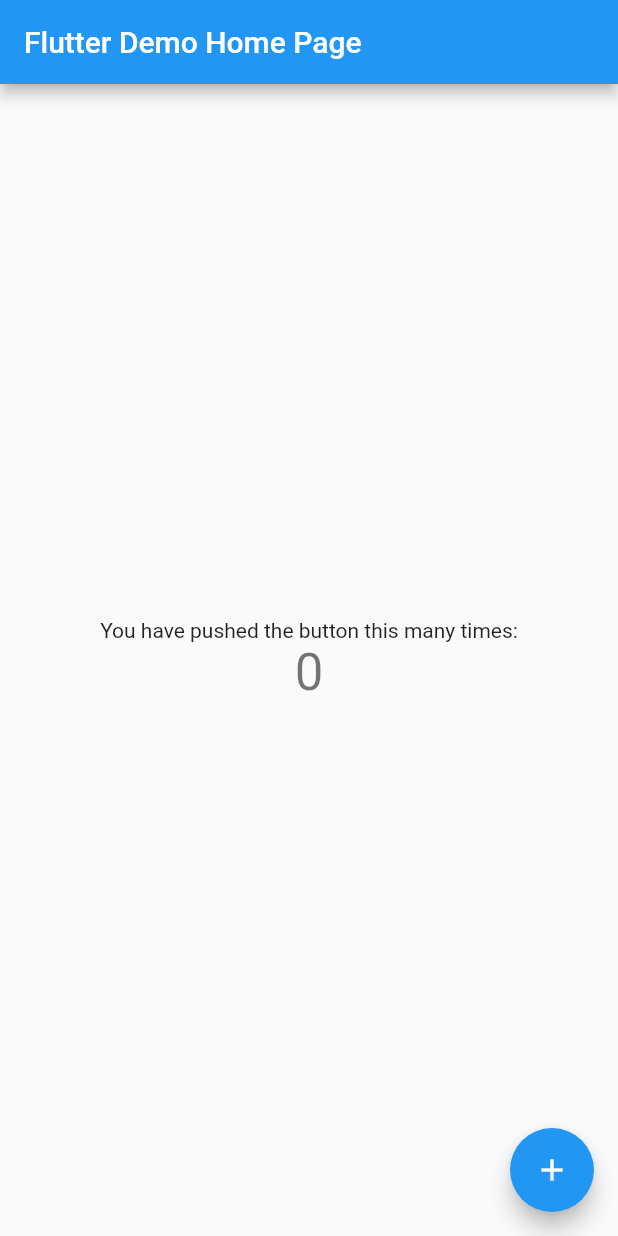
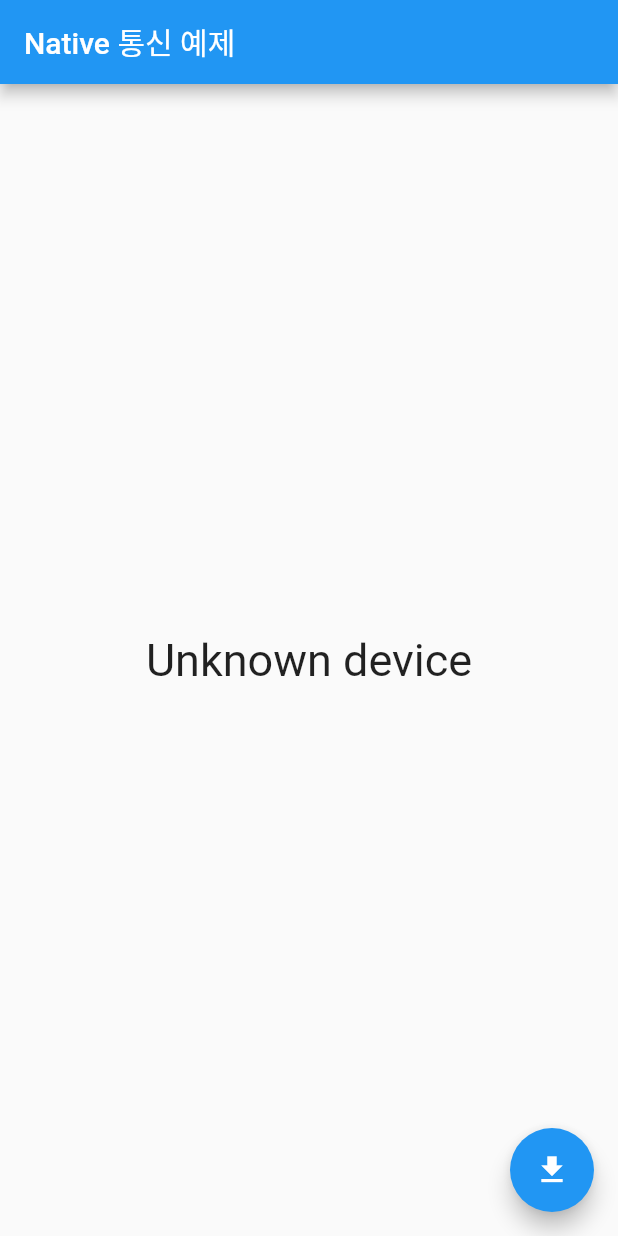
Before and after one commit to junhaesung/flutter-do-it-native, a Flutter app: the screen it shows after launch, on a phone screen of 412 x 824 dp. Run offline on Flutter 3.47's test engine with Material 2 defaults, Android fonts, the phone set to English and light mode, and no system bars.

Commit message:
화면 구성

```diff
--- /dev/null
+++ b/lib/cupertinoNativeApp.dart
@@ -0,0 +1,16 @@
+import 'package:flutter/cupertino.dart';
+
+class CupertinoNativeApp extends StatefulWidget {
+  @override
+  State<StatefulWidget> createState() {
+    return _CupertinoNativeApp();
+  }
+}
+
+class _CupertinoNativeApp extends State<CupertinoNativeApp> {
+  @override
+  Widget build(BuildContext context) {
+    // TODO: implement build
+    throw UnimplementedError();
+  }
+}
--- a/lib/main.dart
+++ b/lib/main.dart
@@ -1,113 +1,28 @@
+import 'dart:io';
+
+import 'package:flutter/cupertino.dart';
 import 'package:flutter/material.dart';
 
-void main() {
-  runApp(MyApp());
-}
+import 'cupertinoNativeApp.dart';
+import 'nativeApp.dart';
+
+void main() => runApp(MyApp());
 
 class MyApp extends StatelessWidget {
-  // This widget is the root of your application.
   @override
   Widget build(BuildContext context) {
+    if (Platform.isIOS) {
+      return CupertinoApp(
+        home: CupertinoNativeApp()
+      );
+    } else {
       return MaterialApp(
         title: 'Flutter Demo',
         theme: ThemeData(
-        // This is the theme of your application.
-        //
-        // Try running your application with "flutter run". You'll see the
-        // application has a blue toolbar. Then, without quitting the app, try
-        // changing the primarySwatch below to Colors.green and then invoke
-        // "hot reload" (press "r" in the console where you ran "flutter run",
-        // or simply save your changes to "hot reload" in a Flutter IDE).
-        // Notice that the counter didn't reset back to zero; the application
-        // is not restarted.
           primarySwatch: Colors.blue,
         ),
-      home: MyHomePage(title: 'Flutter Demo Home Page'),
+        home: NativeApp(),
       );
     }
   }
-
-class MyHomePage extends StatefulWidget {
-  MyHomePage({Key? key, required this.title}) : super(key: key);
-
-  // This widget is the home page of your application. It is stateful, meaning
-  // that it has a State object (defined below) that contains fields that affect
-  // how it looks.
-
-  // This class is the configuration for the state. It holds the values (in this
-  // case the title) provided by the parent (in this case the App widget) and
-  // used by the build method of the State. Fields in a Widget subclass are
-  // always marked "final".
-
-  final String title;
-
-  @override
-  _MyHomePageState createState() => _MyHomePageState();
 }
-
-class _MyHomePageState extends State<MyHomePage> {
-  int _counter = 0;
-
-  void _incrementCounter() {
-    setState(() {
-      // This call to setState tells the Flutter framework that something has
-      // changed in this State, which causes it to rerun the build method below
-      // so that the display can reflect the updated values. If we changed
-      // _counter without calling setState(), then the build method would not be
-      // called again, and so nothing would appear to happen.
-      _counter++;
-    });
-  }
-
-  @override
-  Widget build(BuildContext context) {
-    // This method is rerun every time setState is called, for instance as done
-    // by the _incrementCounter method above.
-    //
-    // The Flutter framework has been optimized to make rerunning build methods
-    // fast, so that you can just rebuild anything that needs updating rather
-    // than having to individually change instances of widgets.
-    return Scaffold(
-      appBar: AppBar(
-        // Here we take the value from the MyHomePage object that was created by
-        // the App.build method, and use it to set our appbar title.
-        title: Text(widget.title),
-      ),
-      body: Center(
-        // Center is a layout widget. It takes a single child and positions it
-        // in the middle of the parent.
-        child: Column(
-          // Column is also a layout widget. It takes a list of children and
-          // arranges them vertically. By default, it sizes itself to fit its
-          // children horizontally, and tries to be as tall as its parent.
-          //
-          // Invoke "debug painting" (press "p" in the console, choose the
-          // "Toggle Debug Paint" action from the Flutter Inspector in Android
-          // Studio, or the "Toggle Debug Paint" command in Visual Studio Code)
-          // to see the wireframe for each widget.
-          //
-          // Column has various properties to control how it sizes itself and
-          // how it positions its children. Here we use mainAxisAlignment to
-          // center the children vertically; the main axis here is the vertical
-          // axis because Columns are vertical (the cross axis would be
-          // horizontal).
-          mainAxisAlignment: MainAxisAlignment.center,
-          children: <Widget>[
-            Text(
-              'You have pushed the button this many times:',
-            ),
-            Text(
-              '$_counter',
-              style: Theme.of(context).textTheme.headline4,
-            ),
-          ],
-        ),
-      ),
-      floatingActionButton: FloatingActionButton(
-        onPressed: _incrementCounter,
-        tooltip: 'Increment',
-        child: Icon(Icons.add),
-      ), // This trailing comma makes auto-formatting nicer for build methods.
-    );
-  }
-}
--- /dev/null
+++ b/lib/nativeApp.dart
@@ -0,0 +1,49 @@
+import 'package:flutter/cupertino.dart';
+import 'package:flutter/material.dart';
+import 'package:flutter/services.dart';
+
+class NativeApp extends StatefulWidget {
+  @override
+  State<StatefulWidget> createState() {
+    return _NativeApp();
+  }
+}
+
+class _NativeApp extends State<NativeApp> {
+  static const platform = const MethodChannel('com.flutter.dev/info');
+  String _deviceInfo = 'Unknown device';
+
+  @override
+  Widget build(BuildContext context) {
+    return Scaffold(
+      appBar: AppBar(
+        title: Text('Native 통신 예제'),
+      ),
+      body: Container(
+        child: Center(
+          child: Text(
+            _deviceInfo,
+            style: TextStyle(fontSize: 30),
+          ),
+        ),
+      ),
+      floatingActionButton: FloatingActionButton(
+        onPressed: () {
+          setState(() {
+            _getDeviceInfo().then((value) => _deviceInfo = value);
+          });
+        },
+        child: Icon(Icons.get_app),
+      ),
+    );
+  }
+
+  Future<String> _getDeviceInfo() async {
+    try {
+      final String result = await platform.invokeMethod('getDeviceInfo');
+      return 'Device info : $result';
+    } on PlatformException catch (e) {
+      return 'Failed to get Device info: ${e.message}.';
+    }
+  }
+}
```
Lines whose indentation alone changed are shown as unchanged.
